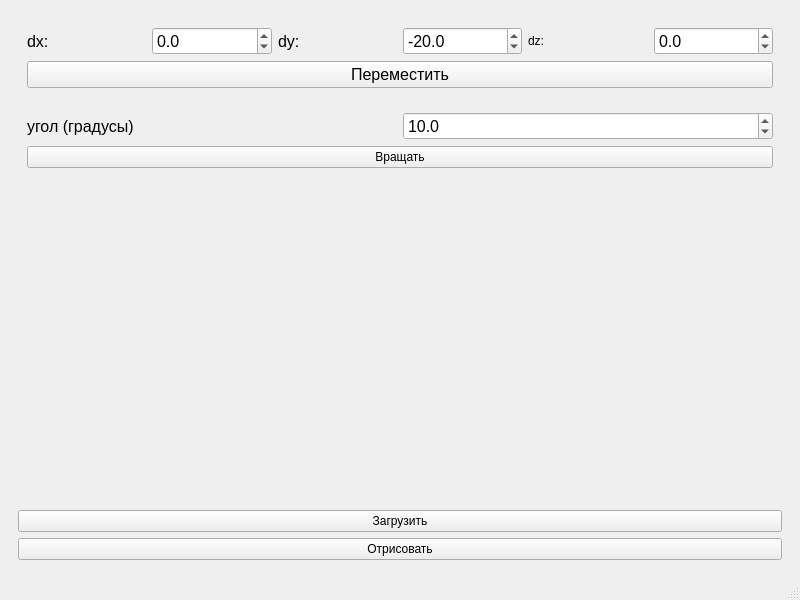
Above: gui/mainWindow.ui from CakeForKit/cg_cp before the change. Below: the same form after it.
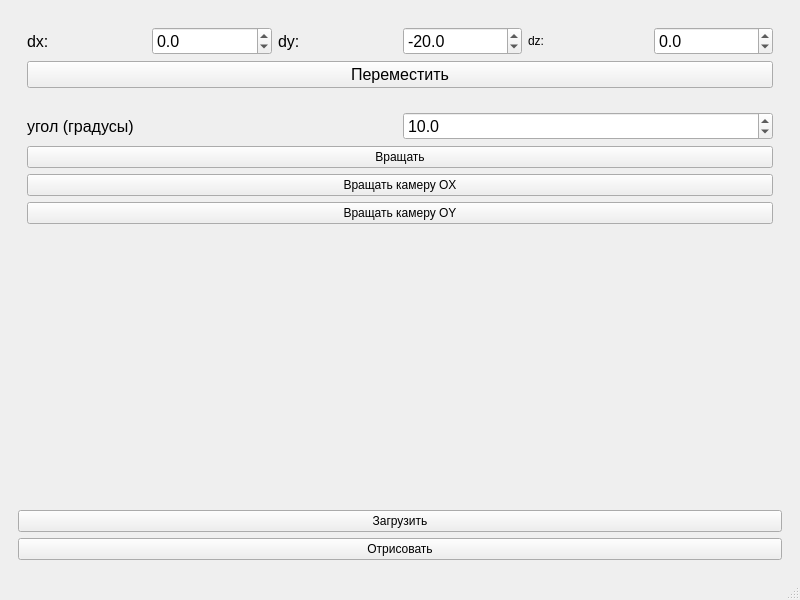
That is the form after the change.

Commit message: start rotate camera, not work

```diff
--- a/gui/mainWindow.ui
+++ b/gui/mainWindow.ui
@@ -214,6 +214,20 @@
             </property>
            </widget>
           </item>
+          <item>
+           <widget class="QPushButton" name="rotateOXCameraBtn">
+            <property name="text">
+             <string>Вращать камеру OX</string>
+            </property>
+           </widget>
+          </item>
+          <item>
+           <widget class="QPushButton" name="rotateOYCameraBtn">
+            <property name="text">
+             <string>Вращать камеру OY</string>
+            </property>
+           </widget>
+          </item>
          </layout>
         </widget>
        </item>
```
The commit also changes 26 other files.
